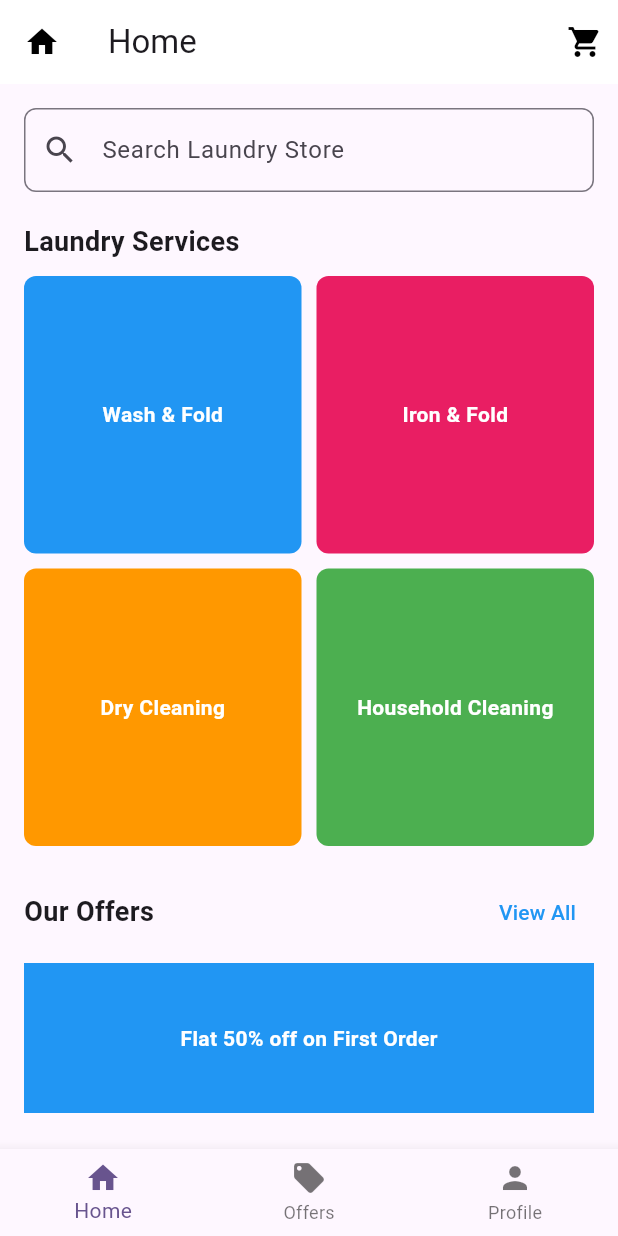
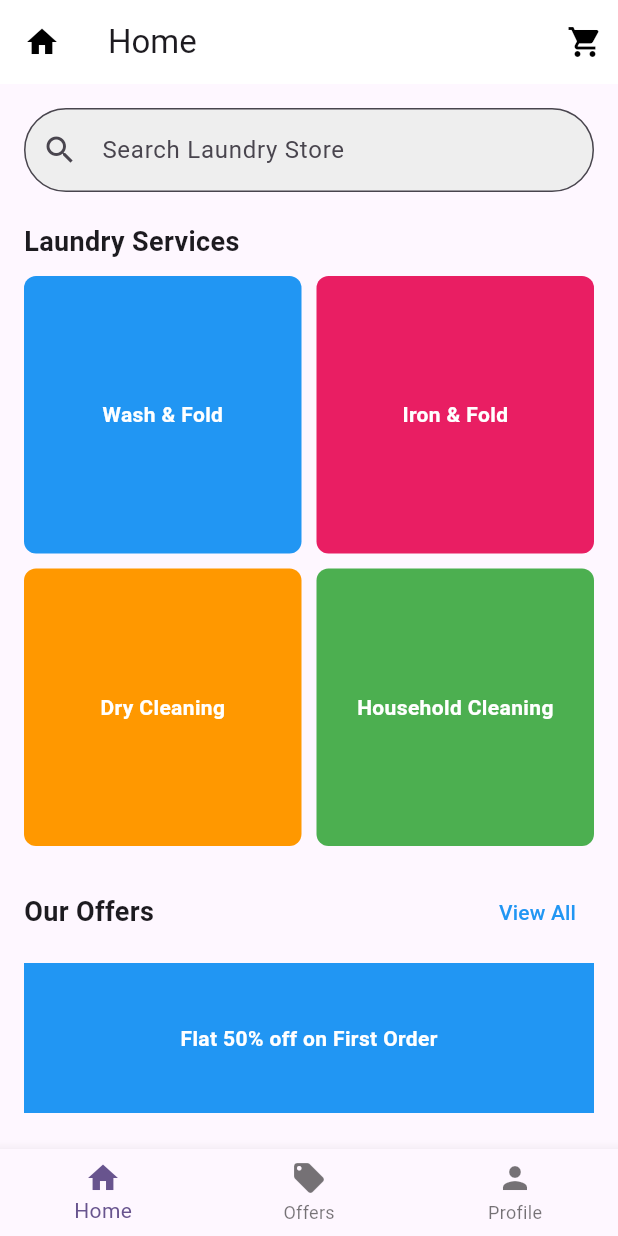
Before and after one commit to sunnyCodeENGINEER/quickwashers, a Flutter app: the HomePage screen opened directly, on a phone screen of 412 x 824 dp. Run offline on Flutter 3.47's test engine with Material 3 defaults, Android fonts, the phone set to English and light mode, and no system bars.

Commit message:
Update homepage.dart

```diff
--- a/lib/Home Page/homepage.dart
+++ b/lib/Home Page/homepage.dart
@@ -24,10 +24,13 @@ class HomePage extends StatelessWidget {
           children: [
             TextField(
               decoration: InputDecoration(
+                filled: true,
+                fillColor: Colors.grey[200],
                 prefixIcon: const Icon(Icons.search),
                 hintText: 'Search Laundry Store',
                 border: OutlineInputBorder(
-                  borderRadius: BorderRadius.circular(8.0),
+                  borderRadius: BorderRadius.circular(40.0),
+                  borderSide: const BorderSide(color:  Color.fromARGB(255, 176, 176, 176), width: 2.0),
                 ),
               ),
             ),
```
